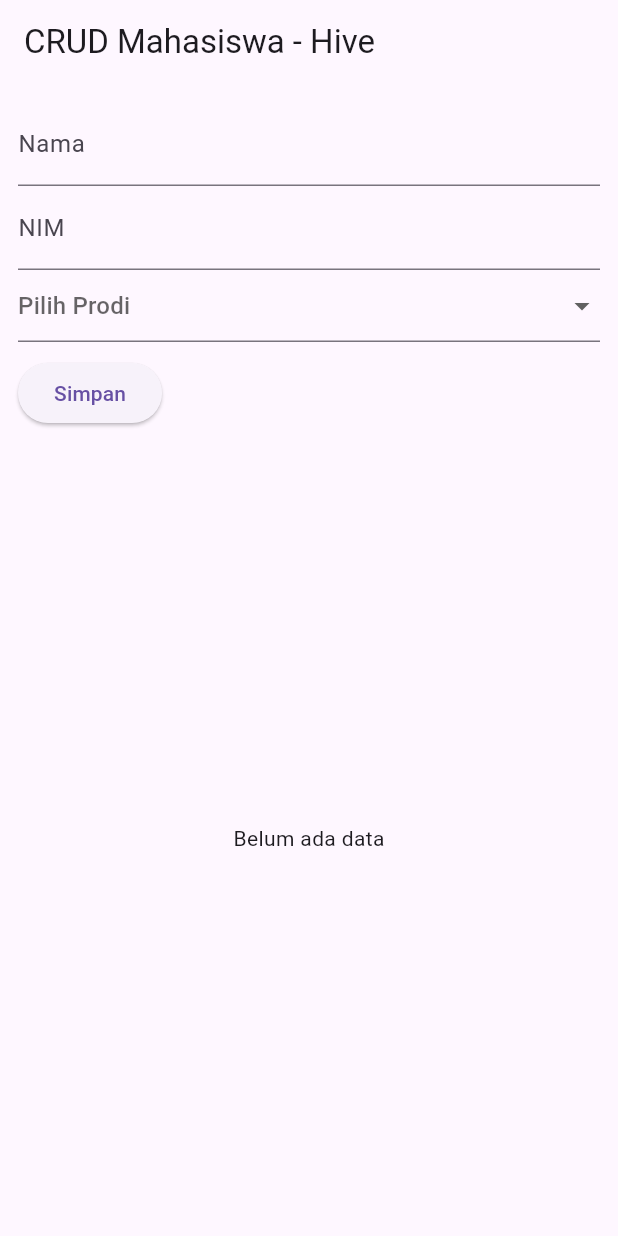
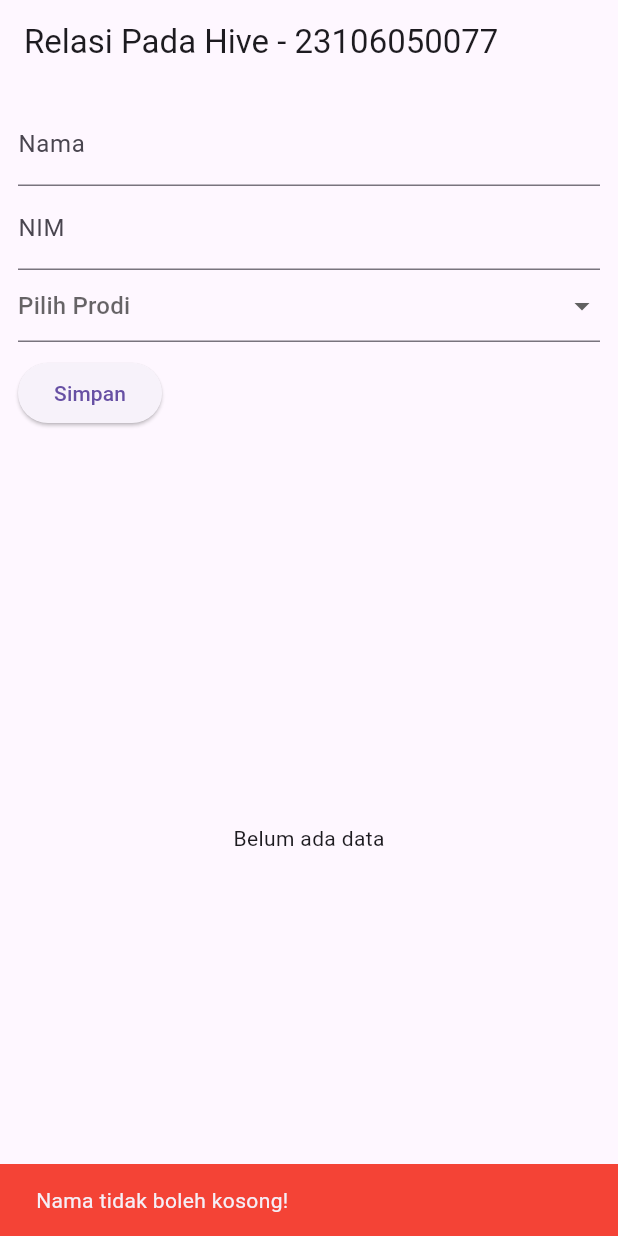
Before and after one commit to ahmaddzidnii/tugas_flutter_relasi_pada_hive_23106050077, a Flutter app: the screen it shows after launch, after a tap on "Simpan", on a phone screen of 412 x 824 dp. Run offline on Flutter 3.47's test engine with Material 3 defaults, Android fonts, the phone set to English and light mode, and no system bars; our stand-ins replace hive, hive_flutter; accounts and stored records are empty.

Commit message:
menambahykan snackbar untuk notifikasi saat action berhasil atau gagal

```diff
--- a/lib/main.dart
+++ b/lib/main.dart
@@ -63,6 +63,40 @@
   int? selectedProdiId;
 
   void saveData() {
+    // Validasi field kosong
+    if (namaController.text.isEmpty) {
+      ScaffoldMessenger.of(context).showSnackBar(
+        SnackBar(
+          content: Text("Nama tidak boleh kosong!"),
+          backgroundColor: Colors.red,
+          duration: Duration(seconds: 2),
+        ),
+      );
+      return;
+    }
+
+    if (nimController.text.isEmpty) {
+      ScaffoldMessenger.of(context).showSnackBar(
+        SnackBar(
+          content: Text("NIM tidak boleh kosong!"),
+          backgroundColor: Colors.red,
+          duration: Duration(seconds: 2),
+        ),
+      );
+      return;
+    }
+
+    if (selectedProdiId == null) {
+      ScaffoldMessenger.of(context).showSnackBar(
+        SnackBar(
+          content: Text("Pilih prodi terlebih dahulu!"),
+          backgroundColor: Colors.red,
+          duration: Duration(seconds: 2),
+        ),
+      );
+      return;
+    }
+
     final mahasiswa = Mahasiswa(
       nama: namaController.text,
       nim: nimController.text,
@@ -71,8 +105,22 @@
 
     if (editIndex == null) {
       box.add(mahasiswa);
+      ScaffoldMessenger.of(context).showSnackBar(
+        SnackBar(
+          content: Text("Data berhasil ditambahkan!"),
+          backgroundColor: Colors.green,
+          duration: Duration(seconds: 2),
+        ),
+      );
     } else {
       box.putAt(editIndex!, mahasiswa);
+      ScaffoldMessenger.of(context).showSnackBar(
+        SnackBar(
+          content: Text("Data berhasil diperbarui!"),
+          backgroundColor: Colors.green,
+          duration: Duration(seconds: 2),
+        ),
+      );
       editIndex = null;
     }
 
@@ -93,6 +141,13 @@
 
   void deleteData(int index) {
     box.deleteAt(index);
+    ScaffoldMessenger.of(context).showSnackBar(
+      SnackBar(
+        content: Text("Data berhasil dihapus!"),
+        backgroundColor: Colors.green,
+        duration: Duration(seconds: 2),
+      ),
+    );
   }
 
   void clearForm() {
@@ -108,7 +163,7 @@
   @override
   Widget build(BuildContext context) {
     return Scaffold(
-      appBar: AppBar(title: Text("CRUD Mahasiswa - Hive")),
+      appBar: AppBar(title: Text("Relasi Pada Hive - 23106050077")),
       body: Padding(
         padding: EdgeInsets.all(12),
         child: Column(
```
